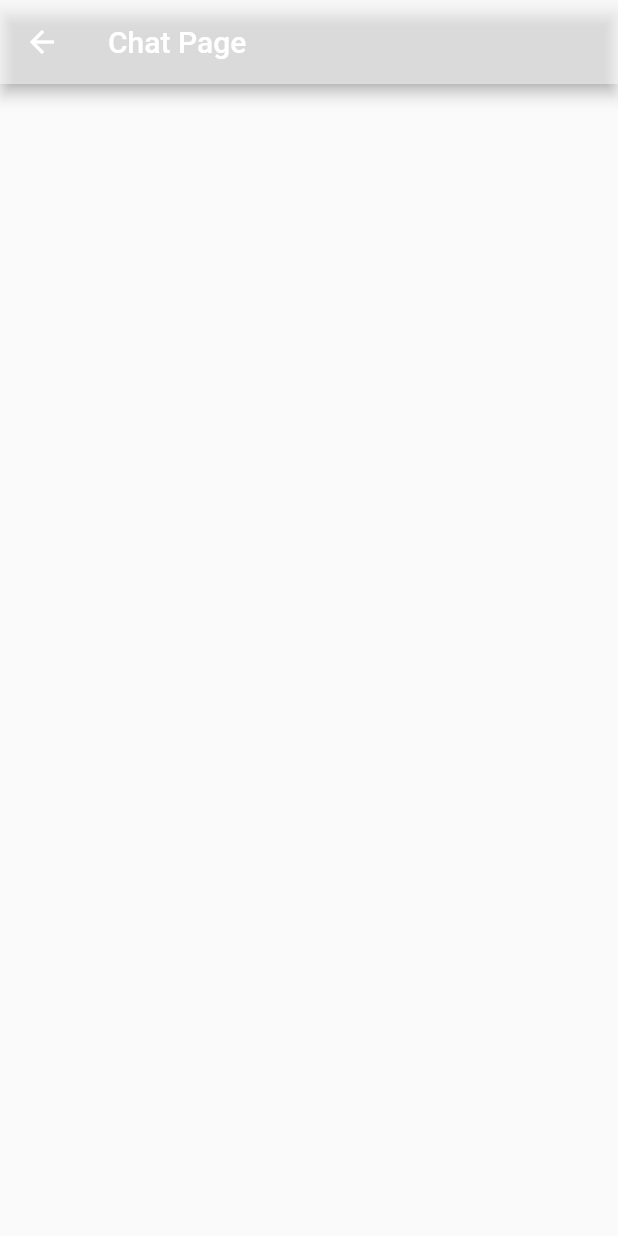
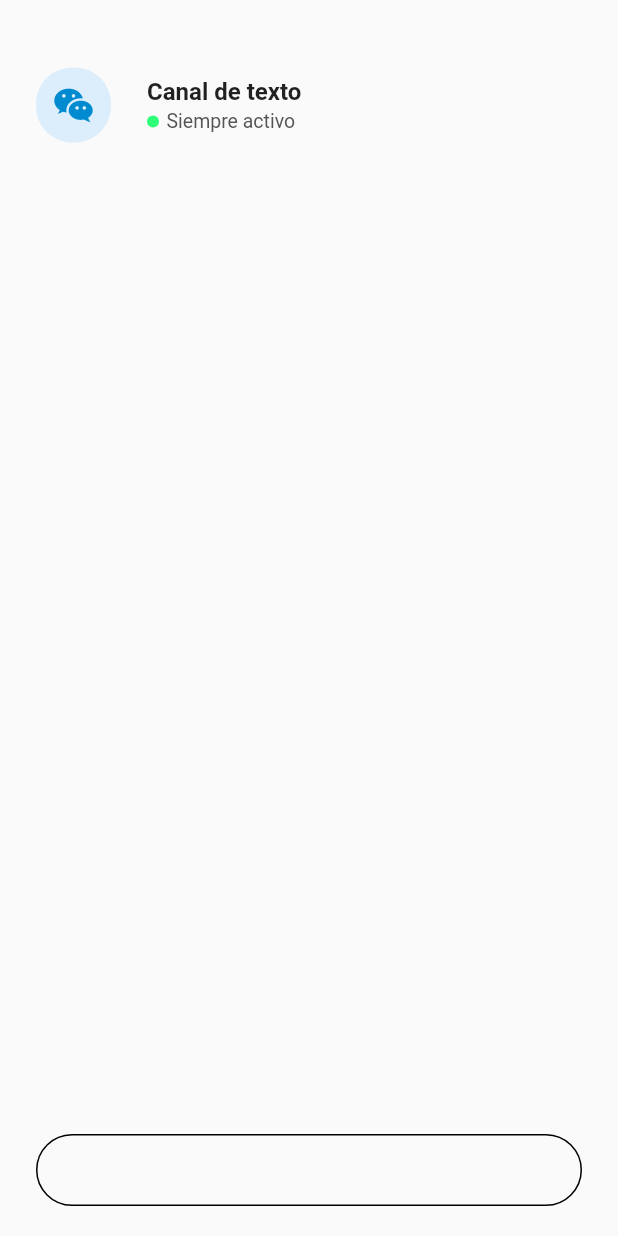
Before and after one commit to knbnunez/chat-IA-movil-Flutter, a Flutter app: the ChatPage screen opened by its route, on a phone screen of 412 x 824 dp. Run offline on Flutter 3.47's test engine with Material 2 defaults, Android fonts, the phone set to English and light mode, and no system bars.

Commit message:
Se agregó funcionalidad a la pantalla de chat

```diff
--- a/lib/chat_page.dart
+++ b/lib/chat_page.dart
@@ -1,20 +1,115 @@
 import 'package:flutter/material.dart';
 
-class ChatPage extends StatelessWidget {
+class ChatPage extends StatefulWidget{
   const ChatPage({super.key});
+  @override
+  State<ChatPage> createState() => _ChatPageState();
+}
+
+class _ChatPageState extends State<ChatPage> {
+  List<String> messages = [];
 
   @override
   Widget build(BuildContext context) {
+    var textFieldController = TextEditingController();
 
     return Scaffold(
-        appBar: AppBar(
-          title: const Text("Chat Page"),
-          backgroundColor: const Color.fromRGBO(255, 255, 255, 0.498),
-        ),
+        // appBar: AppBar(
+        //   title: const Text("Chat Page"),
+        //   backgroundColor: const Color.fromRGBO(255, 255, 255, 0.498),
+        // ),
         body: Container(
-          child: ListView(
-            children: const [
+          padding: const EdgeInsets.only(top: 45, left: 24, right: 24),
+          child: Column(
+            children: [
 
+              // ---------- //
+              //  StateBar  //separarlo en un widget después
+              // ---------- //
+              Row(
+                children: [
+                  Container(
+                    width: 50,
+                    height: 50,
+                    margin: const EdgeInsets.only(right: 24),
+                    decoration: BoxDecoration(
+                      color: const Color.fromARGB(31, 3, 146, 255),
+                      borderRadius: BorderRadius.circular(24),
+                    ),
+
+                    // Solo para test
+                    child: const Icon(IconData(0xf05a5, fontFamily: 'MaterialIcons'), size: 30, color: Color.fromARGB(255, 0, 139, 208),)
+                  ),
+                  Column(
+                    crossAxisAlignment: CrossAxisAlignment.start,
+                    children: [
+                      const Text(
+                        "Canal de texto",
+                        style: TextStyle(fontWeight: FontWeight.bold, fontSize: 16),
+                      ),
+                      const SizedBox(height: 3),
+                      Row(
+                        children: [
+                          Container(
+                            width: 8,
+                            height: 8,
+                            margin: const EdgeInsets.only(right: 5),
+                            decoration: BoxDecoration(
+                              color: const Color.fromARGB(255, 47, 255, 120),
+                              borderRadius: BorderRadius.circular(24),
+                            ),
+                          ),
+                          const Text(
+                            "Siempre activo",
+                            style: TextStyle(fontSize: 13, color: Color.fromARGB(255, 85, 85, 85)),
+                          )
+                        ],
+                      )
+                    ],
+                  ),
+                ],
+              ),
+              // ------------ //
+              // END StateBar //
+              // ------------ //
+
+
+              Expanded(
+                child: ListView(
+                  children: messages.map((e) => Text(e)).toList(),
+                )
+              ),
+
+
+              // ------------ //
+              //   inputText  //
+              // ------------ //
+              Container(
+                width: double.infinity,
+                height: 48,
+                margin: const EdgeInsets.only(bottom: 20),
+                padding: const EdgeInsets.only(left: 15, right: 15),
+                decoration: BoxDecoration(
+                  // color: const Color.fromARGB(31, 3, 146, 255),
+                  borderRadius: BorderRadius.circular(24),
+                  border: Border.all(
+                    color: Colors.black,
+                    width: 1,
+                  )
+                ),
+                child: TextField(
+                  controller: textFieldController,
+                    onSubmitted: (value) {
+                      setState(() {
+                        messages.add(value);
+                      });
+                      textFieldController.clear();
+                    },
+                    decoration: const InputDecoration(
+                      border: InputBorder.none,
+                    ),
+                  ),
+              )
             ]
           )
         )
--- a/lib/home_page.dart
+++ b/lib/home_page.dart
@@ -146,7 +146,6 @@ class HomePage extends StatelessWidget {
   Widget build(BuildContext context) {
 
     return Scaffold(
-
         // appBar: AppBar(
         //   backgroundColor: Theme.of(context).colorScheme.inversePrimary,
         //   title: Text(widget.title),
```
